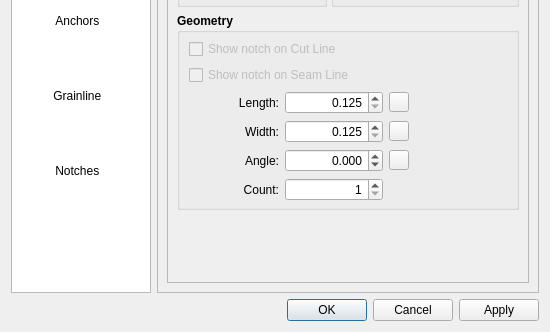
The window that src/libs/vtools/dialogs/tools/piece/pattern_piece_dialog.ui (FashionFreedom/Seamly2D) describes before a commit, drawn with Qt 5; both pictures show x 0 to 550 and y 298 to 630 of the 550 by 630 pixel window.
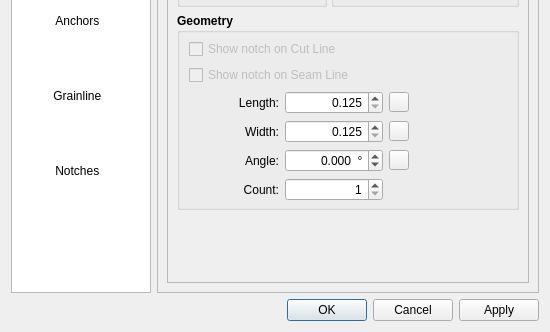
The same window after the commit. The open tabs and pages were chosen to show the change. Icons and pictures are not drawn. Custom widgets are drawn as their Qt base class.

The edit to the form file:
```diff
--- a/src/libs/vtools/dialogs/tools/piece/pattern_piece_dialog.ui
+++ b/src/libs/vtools/dialogs/tools/piece/pattern_piece_dialog.ui
@@ -5347,6 +5347,9 @@
                     <property name="keyboardTracking">
                      <bool>false</bool>
                     </property>
+                    <property name="suffix">
+                     <string>  °</string>
+                    </property>
                     <property name="decimals">
                      <number>3</number>
                     </property>
```
Left out of the diff: 4 changed lines with no effect on the pictures.
